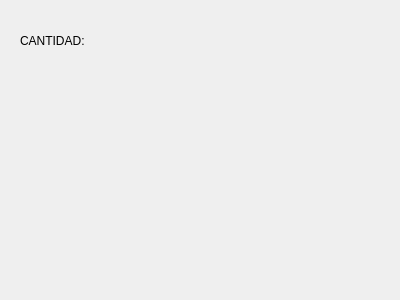
First picture: the form in Fabrica/Simulacion/dialogalmacen.ui, repository Tirus214/Estructuras-Projects, before the edit.
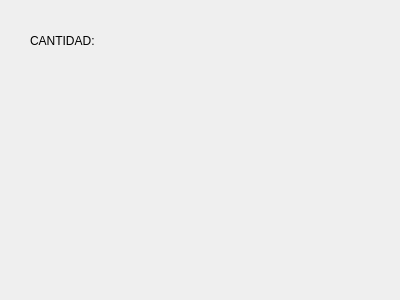
Second picture: the form after the edit.

Diff of the .ui file:
```diff
--- a/Fabrica/Simulacion/dialogalmacen.ui
+++ b/Fabrica/Simulacion/dialogalmacen.ui
@@ -16,7 +16,7 @@
   <widget class="QLabel" name="lblCantidad">
    <property name="geometry">
     <rect>
-     <x>20</x>
+     <x>30</x>
      <y>10</y>
      <width>331</width>
      <height>61</height>
```
